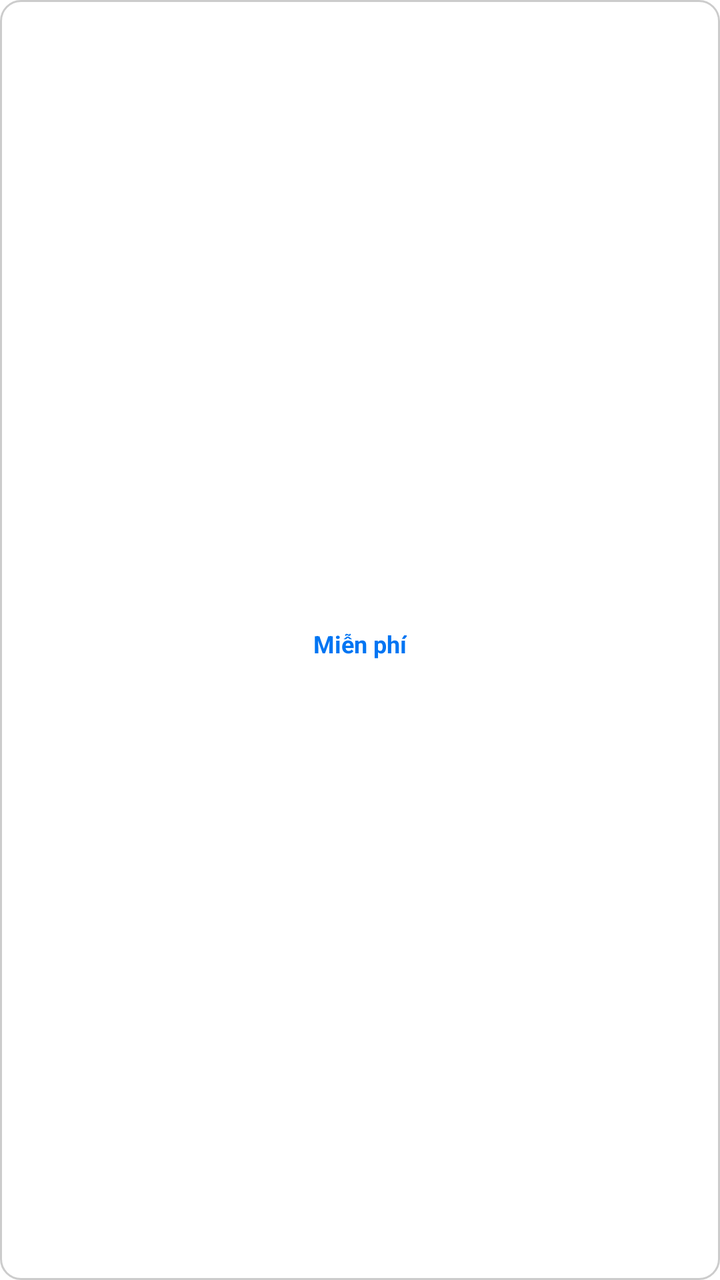
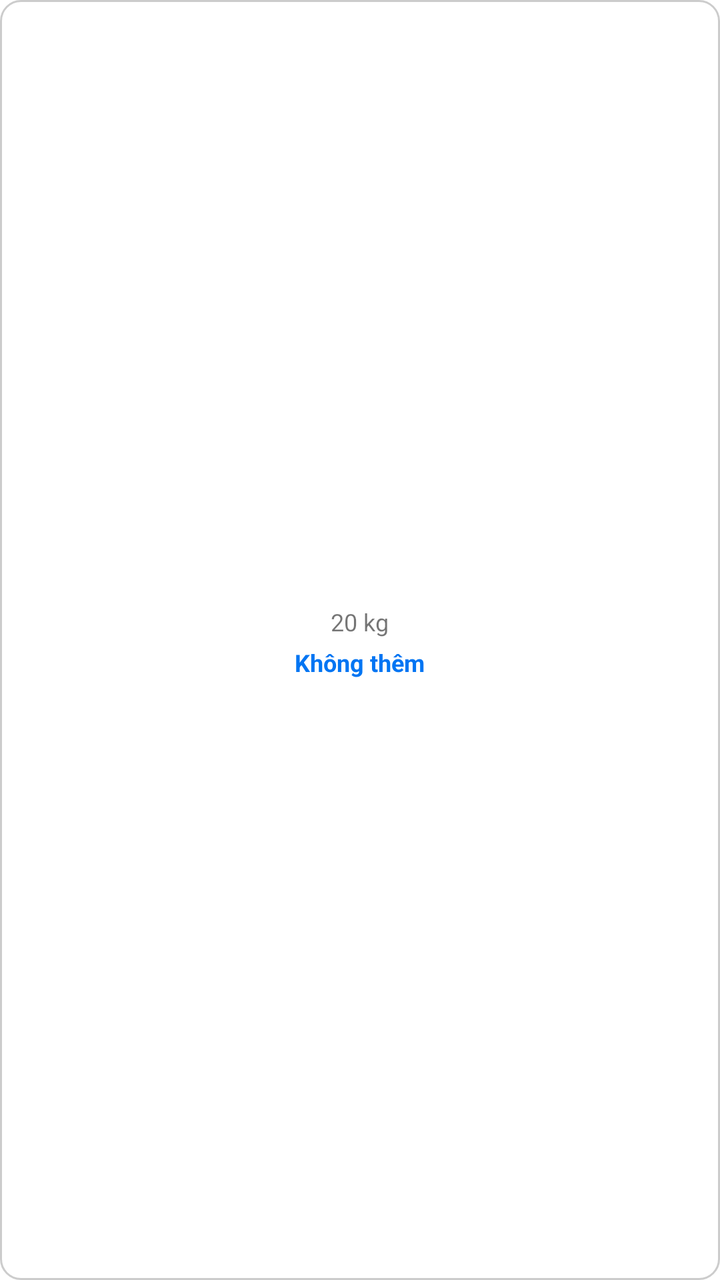

Screens rendered from an Android XML layout before and after an edit, with the pre-edit source and the edit as a unified diff.
<!-- AndroidManifest.xml: application theme Theme.FlightBookingApp -->
<!-- res/layout/item_baggage.xml -->
<?xml version="1.0" encoding="utf-8"?>
<LinearLayout xmlns:android="http://schemas.android.com/apk/res/android"
    android:layout_width="wrap_content"
    android:layout_height="wrap_content"
    android:orientation="vertical"
    android:gravity="center"
    android:padding="12dp"
    android:minWidth="88dp"
    android:background="@drawable/bg_baggage_selecting"
    android:clickable="true"
    android:focusable="true"
    android:layout_marginEnd="8dp">


    
    <TextView
        android:id="@+id/tv_baggage_weight"
        android:layout_width="wrap_content"
        android:layout_height="wrap_content"
        android:layout_marginTop="2dp"
        android:text="20 kg"
        android:textSize="12sp"
        android:gravity="center"
        android:visibility="gone"/>

    
    <TextView
        android:id="@+id/tv_baggage_price"
        android:layout_width="wrap_content"
        android:layout_height="wrap_content"
        android:layout_marginTop="4dp"
        android:text="Miễn phí"
        android:textSize="12sp"
        android:textColor="#0175F3"
        android:textStyle="bold"
        android:gravity="center"/>

</LinearLayout>
<!-- resources referenced by this layout -->
<resources>
  <!-- drawable bg_baggage_selecting (drawable) -->
  <?xml version="1.0" encoding="utf-8"?>
  <selector xmlns:android="http://schemas.android.com/apk/res/android">
  
      
      <item android:state_selected="true">
          <shape android:shape="rectangle">
              <solid android:color="#E8F1FD" />
              <stroke
                  android:width="2dp"
                  android:color="#0175F3" />
              <corners android:radius="10dp" />
          </shape>
      </item>
  
      
      <item>
          <shape android:shape="rectangle">
              <solid android:color="#FFFFFF" />
              <stroke
                  android:width="1dp"
                  android:color="#CCCCCC" />
              <corners android:radius="10dp" />
          </shape>
      </item>
  
  </selector>
  <style name="Theme.FlightBookingApp" parent="Theme.MaterialComponents.DayNight.NoActionBar">
          
          <item name="colorPrimary">@color/purple_500</item>
          <item name="colorPrimaryVariant">@color/purple_700</item>
          <item name="colorOnPrimary">@color/white</item>
          
          <item name="colorSecondary">@color/teal_200</item>
          <item name="colorSecondaryVariant">@color/teal_700</item>
          <item name="colorOnSecondary">@color/black</item>
          
          <item name="android:statusBarColor">?attr/colorPrimaryVariant</item>
          
      </style>
  <color name="purple_500">#FF6200EE</color>
  <color name="purple_700">#FF3700B3</color>
  <color name="white">#FFFFFFFF</color>
  <color name="teal_200">#FF03DAC5</color>
  <color name="teal_700">#FF018786</color>
  <color name="black">#FF000000</color>
</resources>

<!-- the commit's change to res/layout/item_baggage.xml (unified diff, before → after) -->
@@ -21,7 +21,7 @@
         android:text="20 kg"
         android:textSize="12sp"
         android:gravity="center"
-        android:visibility="gone"/>
+       />
 
     
     <TextView
@@ -29,7 +29,7 @@
         android:layout_width="wrap_content"
         android:layout_height="wrap_content"
         android:layout_marginTop="4dp"
-        android:text="Miễn phí"
+        android:text="Không thêm"
         android:textSize="12sp"
         android:textColor="#0175F3"
         android:textStyle="bold"
